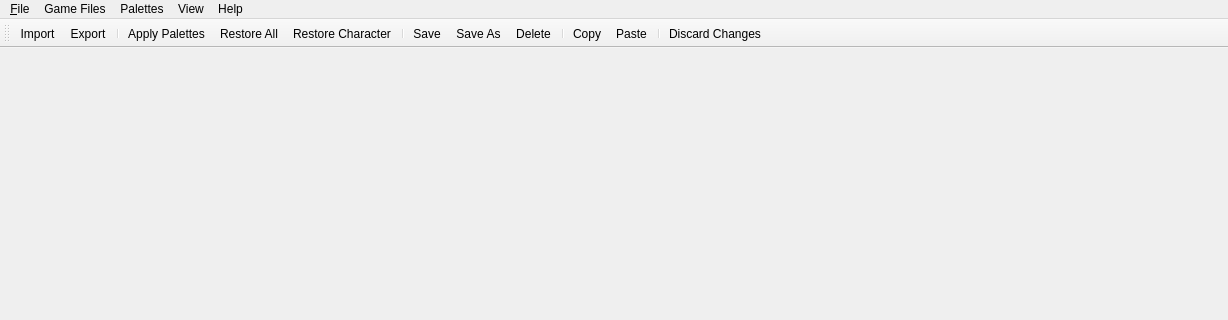
First picture: the form in bbsed/ui/main_window.ui, repository slacknate/bbsed, before the edit; both pictures show x 0 to 1228 and y 0 to 320 of the 1228 by 853 pixel window.
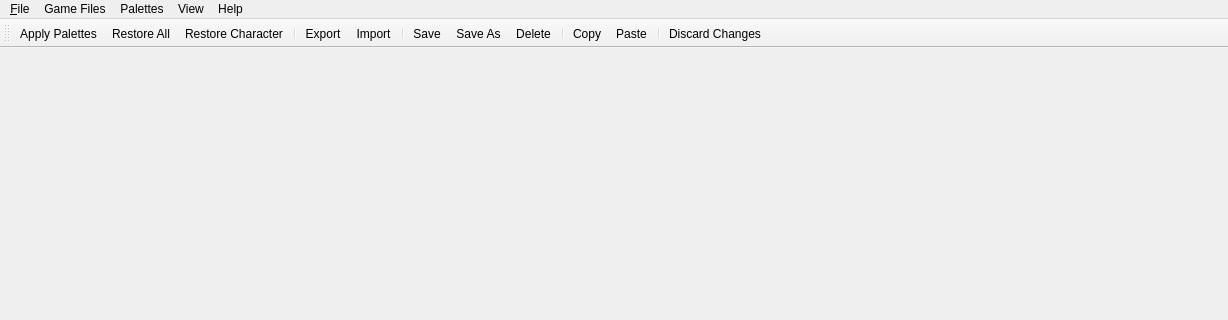
Second picture: the form after the edit. Icons and pictures are not drawn.

Commit message:
[ui] re-order toolbar
 - keep all palette menu items with each other

What changed in the file:
```diff
--- a/bbsed/ui/main_window.ui
+++ b/bbsed/ui/main_window.ui
@@ -115,13 +115,13 @@
    <attribute name="toolBarBreak">
     <bool>false</bool>
    </attribute>
-   <addaction name="import_palettes"/>
-   <addaction name="export_palettes"/>
-   <addaction name="separator"/>
    <addaction name="apply_palettes"/>
    <addaction name="restore_all"/>
    <addaction name="restore_character"/>
    <addaction name="separator"/>
+   <addaction name="export_palettes"/>
+   <addaction name="import_palettes"/>
+   <addaction name="separator"/>
    <addaction name="save_palette"/>
    <addaction name="save_palette_as"/>
    <addaction name="delete_palette"/>
```
The commit also changes 1 other file.
